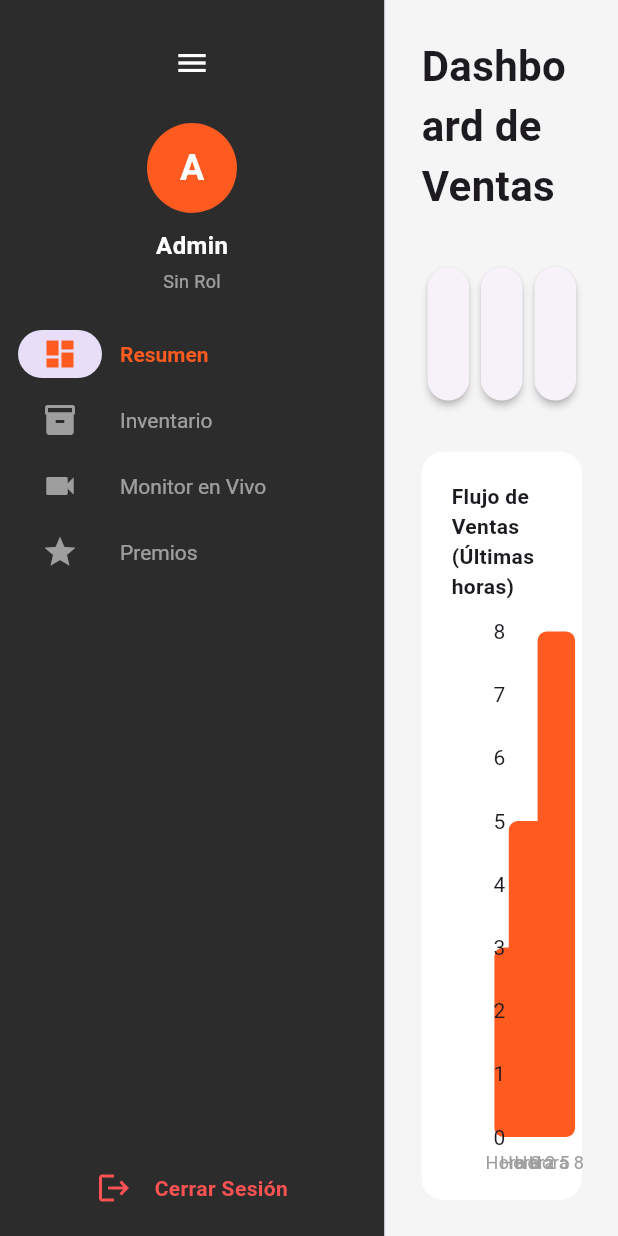
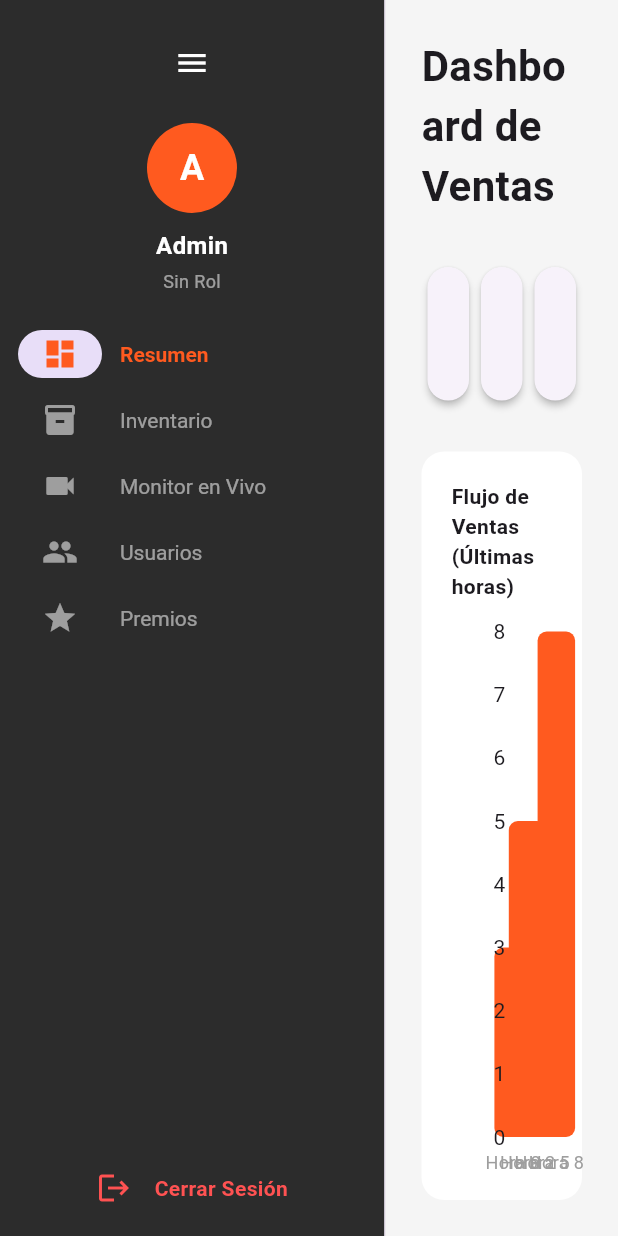
Before and after one commit to xhectorcr/listo-frontend, a Flutter app: the AdminDashboard screen opened by its route, after a tap on the "menu" icon, on a phone screen of 412 x 824 dp. Run offline on Flutter 3.47's test engine with Material 3 defaults, Android fonts, the phone set to English and light mode, and no system bars; drawn by our look-alikes of fl_chart; our stand-ins replace get_it, go_router, permission_handler, qr_flutter, shared_preferences, web; missing offline and left inert: dart:html, dart:ui_web, mobile_scanner; accounts and stored records are empty.

Commit message:
feat: agregar vista de usuarios en el panel de administración

```diff
--- a/lib/features/admin/presentation/pages/admin_dashboard.dart
+++ b/lib/features/admin/presentation/pages/admin_dashboard.dart
@@ -2,6 +2,7 @@ import 'package:flutter/material.dart';
 import '../views/summary_view.dart';
 import '../views/inventory_view.dart';
 import '../views/live_monitor_view.dart';
+import 'lista_usuarios_page.dart';
 import '../../../landing/presentation/pages/landing_page.dart';
 import '../../../../core/local_storage/storage_service.dart';
 
@@ -24,6 +25,7 @@ class _AdminDashboardState extends State<AdminDashboard> {
     const SummaryView(),
     const InventoryView(),
     const LiveMonitorView(),
+    const ListaUsuariosPage(),
     const Center(child: Text("Configuración de Recompensas")),
   ];
 
@@ -151,6 +153,10 @@ class _AdminDashboardState extends State<AdminDashboard> {
                         label: Text("Monitor en Vivo"),
                       ),
                       NavigationRailDestination(
+                        icon: Icon(Icons.people),
+                        label: Text("Usuarios"),
+                      ),
+                      NavigationRailDestination(
                         icon: Icon(Icons.star),
                         label: Text("Premios"),
                       ),
```
